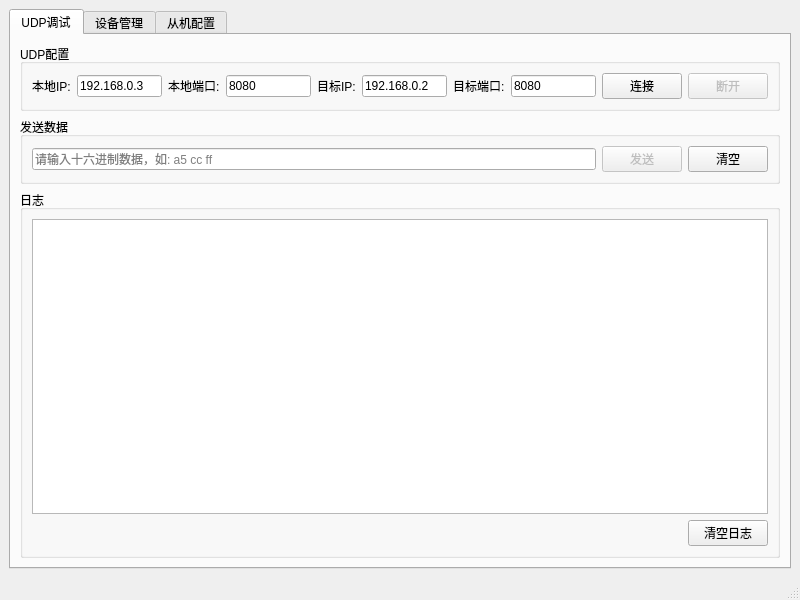
Above: mainwindow.ui from ylongwang2782/wht-factory-tool before the change. Below: the same form after it.
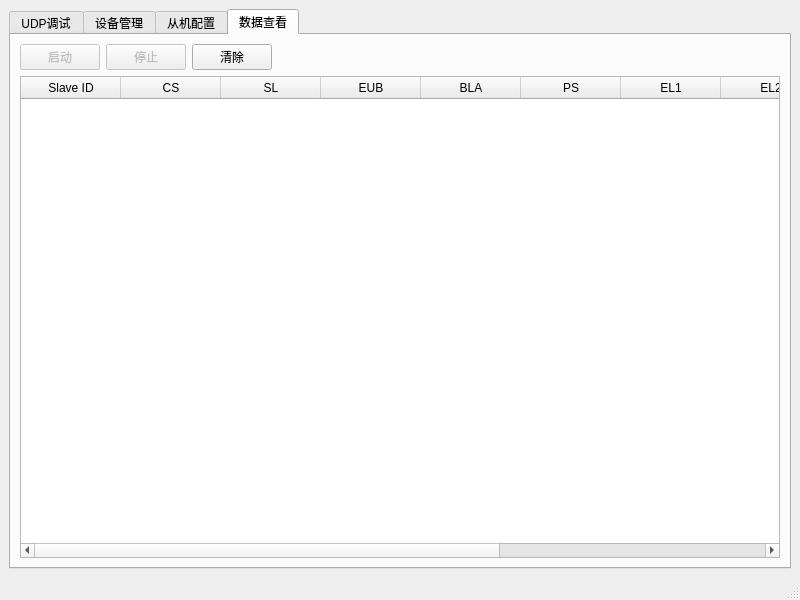
That is the form after the change. The open tabs and pages were chosen to show the change.

Commit message: feat:  新增数据查看Tab

```diff
--- a/mainwindow.ui
+++ b/mainwindow.ui
@@ -313,6 +313,122 @@
         </item>
        </layout>
       </widget>
+      <widget class="QWidget" name="tabDataView">
+       <attribute name="title">
+        <string>数据查看</string>
+       </attribute>
+       <layout class="QVBoxLayout" name="verticalLayout_data_view">
+        <item>
+         <layout class="QHBoxLayout" name="horizontalLayout_data_control">
+          <item>
+           <widget class="QPushButton" name="pushButtonStart">
+            <property name="text">
+             <string>启动</string>
+            </property>
+            <property name="enabled">
+             <bool>false</bool>
+            </property>
+           </widget>
+          </item>
+          <item>
+           <widget class="QPushButton" name="pushButtonStop">
+            <property name="text">
+             <string>停止</string>
+            </property>
+            <property name="enabled">
+             <bool>false</bool>
+            </property>
+           </widget>
+          </item>
+          <item>
+           <widget class="QPushButton" name="pushButtonClearData">
+            <property name="text">
+             <string>清除</string>
+            </property>
+           </widget>
+          </item>
+          <item>
+           <spacer name="horizontalSpacer_data_control">
+            <property name="orientation">
+             <enum>Qt::Horizontal</enum>
+            </property>
+            <property name="sizeHint" stdset="0">
+             <size>
+              <width>40</width>
+              <height>20</height>
+             </size>
+            </property>
+           </spacer>
+          </item>
+         </layout>
+        </item>
+        <item>
+         <widget class="QTableWidget" name="tableWidgetDataView">
+          <property name="alternatingRowColors">
+           <bool>true</bool>
+          </property>
+          <property name="selectionBehavior">
+           <enum>QAbstractItemView::SelectRows</enum>
+          </property>
+          <column>
+           <property name="text">
+            <string>Slave ID</string>
+           </property>
+          </column>
+          <column>
+           <property name="text">
+            <string>CS</string>
+           </property>
+          </column>
+          <column>
+           <property name="text">
+            <string>SL</string>
+           </property>
+          </column>
+          <column>
+           <property name="text">
+            <string>EUB</string>
+           </property>
+          </column>
+          <column>
+           <property name="text">
+            <string>BLA</string>
+           </property>
+          </column>
+          <column>
+           <property name="text">
+            <string>PS</string>
+           </property>
+          </column>
+          <column>
+           <property name="text">
+            <string>EL1</string>
+           </property>
+          </column>
+          <column>
+           <property name="text">
+            <string>EL2</string>
+           </property>
+          </column>
+          <column>
+           <property name="text">
+            <string>A1</string>
+           </property>
+          </column>
+          <column>
+           <property name="text">
+            <string>A2</string>
+           </property>
+          </column>
+          <column>
+           <property name="text">
+            <string>导通数据</string>
+           </property>
+          </column>
+         </widget>
+        </item>
+       </layout>
+      </widget>
      </widget>
     </item>
    </layout>
```
The commit also changes 5 other files.
